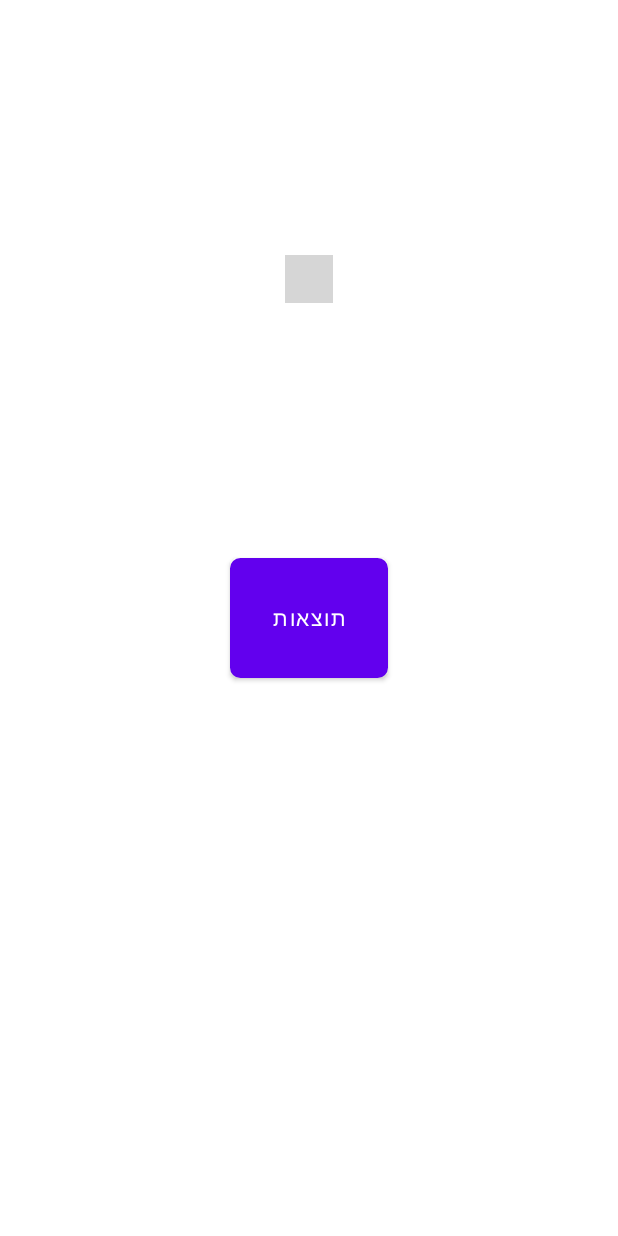
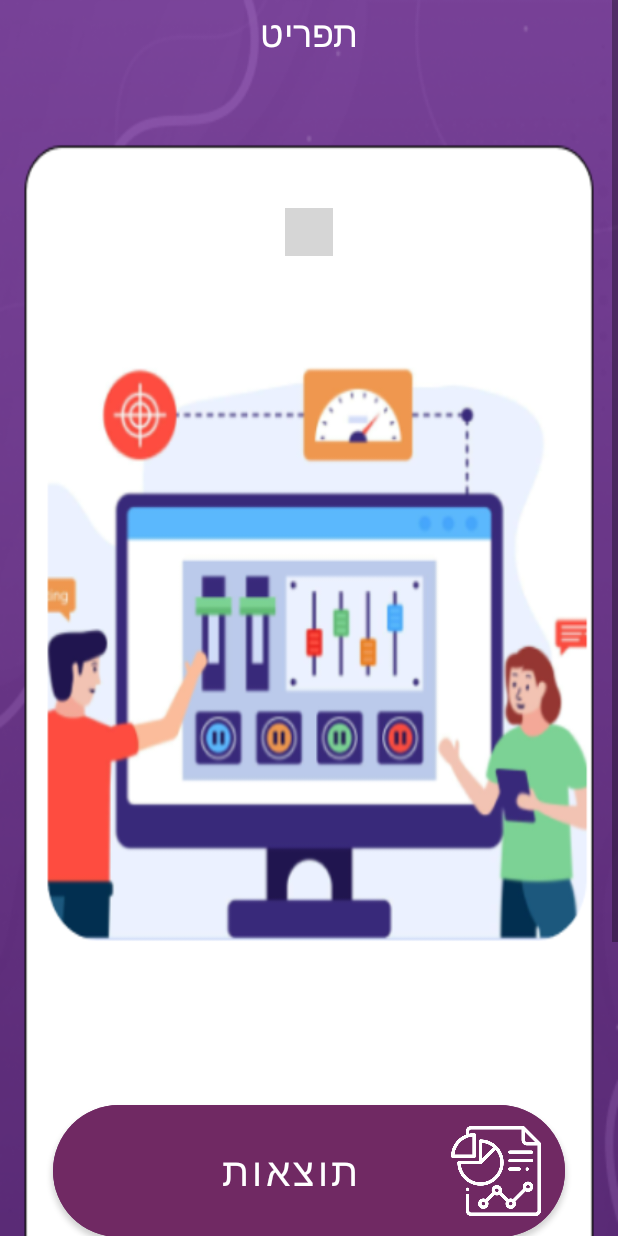
Before and after one commit to ramtzemah/FinalProject, an Android app: the ManageSection screen opened directly, with no data from a screen before it, on a phone screen of 412 x 824 dp. Run offline under Robolectric (Android 15) with nearby library versions, the phone set to English and light mode, and no system bars; libraries missing offline, so code that uses them is left out: com.tsuryo.androidcountdown; plain views replace Counter; 10 statements that could not run were skipped; grey boxes are pictures that could not be loaded.

Commit message:
admin design fixed only left to change appoint + fire admin and the results view

```diff
--- a/app/src/main/java/com/example/finalproject/Adapters/PartyAdapter.java
+++ b/app/src/main/java/com/example/finalproject/Adapters/PartyAdapter.java
@@ -47,7 +47,7 @@ public class PartyAdapter extends RecyclerView.Adapter<PartyAdapter.PartyViewHol
     public void onBindViewHolder(@NonNull PartyViewHolder holder, int position) {
         Party party = parties.get(position);
         holder.partyLogo.setImageResource(party.getLogoResourceId());
-        holder.partyLogo.setScaleType(ImageView.ScaleType.CENTER_CROP);
+        holder.partyLogo.setScaleType(ImageView.ScaleType.FIT_XY);
         holder.partyName.setText(party.getName());
         holder.partyLogo.setOnClickListener(new View.OnClickListener() {
             @Override
--- a/app/src/main/java/com/example/finalproject/AdminsLogic/ManageSection.java
+++ b/app/src/main/java/com/example/finalproject/AdminsLogic/ManageSection.java
@@ -78,10 +78,10 @@ public class ManageSection extends AppCompatActivity {
         Date currentDate = Calendar.getInstance().getTime();
         if (currentDate.before(TemporaryDB.endDesiredDate)) {
             MB_resultBtn.setEnabled(false);
-            MB_resultBtn.setBackgroundResource(R.drawable.btn_grey);
+//            MB_resultBtn.setBackgroundResource(R.drawable.btn_grey);
         } else {
             MB_resultBtn.setEnabled(true);
-            MB_resultBtn.setBackgroundResource(R.drawable.btn_regular);
+//            MB_resultBtn.setBackgroundResource(R.drawable.btn_regular);
         }
         MB_resultBtn.setOnClickListener(v -> results());
         MB_firedAdminBtn.setOnClickListener(v -> firedAdmin());
--- a/app/src/main/res/layout/activity_manage_section.xml
+++ b/app/src/main/res/layout/activity_manage_section.xml
@@ -1,11 +1,28 @@
-<?xml version="1.0" encoding="utf-8"?>
-<RelativeLayout xmlns:android="http://schemas.android.com/apk/res/android"
+<ScrollView xmlns:android="http://schemas.android.com/apk/res/android"
     xmlns:app="http://schemas.android.com/apk/res-auto"
-    xmlns:tools="http://schemas.android.com/tools"
     android:layout_width="match_parent"
     android:layout_height="match_parent"
-    tools:context=".AdminsLogic.ManageSection">
+    >
 
+    <LinearLayout
+        android:layout_width="match_parent"
+        android:layout_height="wrap_content"
+        android:orientation="vertical"
+        android:background="@drawable/admin_landing_screen">
+        <LinearLayout
+            android:layout_width="match_parent"
+            android:layout_height="wrap_content"
+            android:layout_marginTop="5dp"
+            android:gravity="center">
+
+            <TextView
+                android:layout_width="wrap_content"
+                android:layout_height="wrap_content"
+                android:text="תפריט"
+                android:textSize="24sp"
+                android:textColor="@color/white"
+                android:fontFamily="@font/font_title" />
+        </LinearLayout>
         <com.tsuryo.androidcountdown.Counter
             android:id="@+id/counter"
             android:layout_width="wrap_content"
@@ -13,50 +30,83 @@
             app:max_time_unit="HOUR"
             app:text_color="@color/colorPrimary"
             app:text_size="36dp"
-        android:layout_marginTop="170dp"
-        android:layout_centerHorizontal="true"
+            android:layout_gravity="center_horizontal"
+            android:layout_marginTop="100dp"
             app:custom_font="@font/digi" />
+
+
+    <LinearLayout
+        android:layout_width="match_parent"
+        android:layout_height="wrap_content"
+        android:orientation="vertical"
+        android:paddingTop="550dp">
+
+
 
         <com.google.android.material.button.MaterialButton
             android:id="@+id/MB_resultBtn"
-        android:layout_width="105dp"
-        android:layout_height="80dp"
-        android:layout_centerInParent="true"
-        android:layout_marginStart="70dp"
+            android:layout_width="match_parent"
+            android:layout_height="100dp"
+            android:layout_marginStart="35dp"
+            android:layout_marginEnd="35dp"
             android:layout_marginTop="10dp"
+            android:layout_marginBottom="10dp"
             android:text="תוצאות"
+            android:textSize="26dp"
+            android:fontFamily="@font/font_title"
+            app:cornerRadius="45dp"
+            app:icon="@drawable/ic_btn_results"
+            app:iconPadding="-35dp"
+            app:iconSize="60dp"
+            app:iconGravity="end"
+            app:strokeWidth="0dp"
             android:textColor="@color/white"
-        app:cornerRadius="4dp"
-        app:strokeWidth="0dp" />
+            android:backgroundTint="#702963"/>
+
 
         <com.google.android.material.button.MaterialButton
             android:id="@+id/MB_appointAdminBtn"
-        android:layout_width="105dp"
-        android:layout_height="80dp"
-        android:layout_below="@+id/MB_resultBtn"
-        android:layout_centerInParent="true"
-        android:layout_marginStart="70dp"
+            android:layout_width="match_parent"
+            android:layout_height="100dp"
+            android:layout_marginStart="35dp"
             android:layout_marginTop="10dp"
+            android:layout_marginEnd="35dp"
+            android:layout_marginBottom="10dp"
             android:text="מנה מנהל"
+            android:textSize="26dp"
+            android:fontFamily="@font/font_title"
+            android:backgroundTint="#702963"
+            app:cornerRadius="45dp"
+            app:icon="@drawable/ic_appoint_admin_btn"
+            app:iconSize="60dp"
+            app:iconGravity="end"
+            app:strokeWidth="0dp"
             android:textColor="@color/white"
-        android:visibility="invisible"
-        app:backgroundTint="#0068FF"
-        app:cornerRadius="4dp"
-        app:strokeWidth="0dp" />
+            android:visibility="invisible"/>
+
 
         <com.google.android.material.button.MaterialButton
             android:id="@+id/MB_firedAdminBtn"
-        android:layout_width="105dp"
-        android:layout_height="80dp"
-        android:layout_centerInParent="true"
-        android:layout_marginStart="70dp"
+            android:layout_width="match_parent"
+            android:layout_height="100dp"
+            android:layout_marginStart="35dp"
+            android:layout_marginEnd="35dp"
             android:layout_marginTop="10dp"
-        android:layout_below="@+id/MB_appointAdminBtn"
+            android:layout_marginBottom="10dp"
             android:text="הדח מנהל"
             android:textColor="@color/white"
-        app:backgroundTint="#0068FF"
-        app:cornerRadius="4dp"
+            android:textSize="26dp"
+            android:fontFamily="@font/font_title"
+            app:cornerRadius="45dp"
+            app:backgroundTint="#702963"
             app:strokeWidth="0dp"
-        android:visibility="invisible"/>
+            app:icon="@drawable/ic_fire_admin_btn"
+            app:iconTint="@color/white"
+            app:iconSize="60dp"
+            app:iconGravity="end"
+            android:visibility="invisible" />
 
-</RelativeLayout>
+
+    </LinearLayout>
+    </LinearLayout>
+</ScrollView>
--- a/app/src/main/res/layout/list_item_party.xml
+++ b/app/src/main/res/layout/list_item_party.xml
@@ -23,7 +23,7 @@
                 android:layout_height="match_parent"
                 android:src="@drawable/party_logo_placeholder"
 
-                android:scaleType="centerCrop"
+                android:scaleType="fitXY"
                 android:contentDescription="@string/party_logo_content_description" />
 
         </com.google.android.material.card.MaterialCardView>
--- a/app/src/main/res/layout/vote_activity.xml
+++ b/app/src/main/res/layout/vote_activity.xml
@@ -3,6 +3,8 @@
     android:layout_width="match_parent"
     android:layout_height="match_parent"
     xmlns:app="http://schemas.android.com/apk/res-auto">
+
+
 
     <LinearLayout
         android:layout_width="match_parent"
@@ -10,20 +12,36 @@
         android:orientation="vertical"
         android:background="@drawable/user_landing_screen">
 
+        <LinearLayout
+            android:layout_width="match_parent"
+            android:layout_height="wrap_content"
+            android:layout_marginTop="35dp"
+            android:gravity="center">
+
+            <TextView
+                android:layout_width="wrap_content"
+                android:layout_height="wrap_content"
+                android:text="תפריט"
+                android:textSize="24sp"
+                android:textColor="@color/white"
+                android:fontFamily="@font/font_title" />
+        </LinearLayout>
+
         <ImageView
             android:id="@+id/infoButton"
             android:layout_width="30dp"
             android:layout_height="35dp"
             android:src="@drawable/ic_info_new"
-            android:layout_margin="15dp"
+            android:layout_marginTop="-50dp"
             android:contentDescription="Info Button"
+            android:layout_marginStart="15dp"
             app:tint="@color/white" />
         <!--            android:background="@drawable/circle_background"-->
 
         <LinearLayout
             android:layout_width="match_parent"
             android:layout_height="50dp"
-            android:layout_marginTop="90dp"
+            android:layout_marginTop="60dp"
             android:layout_marginEnd="15dp"
             android:layout_marginStart="15dp">
             <com.tsuryo.androidcountdown.Counter
@@ -39,12 +57,14 @@
 
         <LinearLayout
             android:layout_width="match_parent"
-            android:layout_height="wrap_content">
+            android:layout_height="wrap_content"
+            android:layout_marginBottom="110dp"
+            >
             <TextView
                 android:id="@+id/welcome_text"
                 android:layout_width="match_parent"
                 android:layout_height="wrap_content"
-                android:textSize="22dp"
+                android:textSize="18dp"
                 android:textColor="@color/black"
                 android:layout_marginStart="20dp"
                 android:layout_marginEnd="20dp"
@@ -68,7 +88,7 @@
                 android:gravity="bottom"
                 android:orientation="vertical"
                 android:paddingTop="10dp"
-                android:layout_marginTop="300dp"
+                android:layout_marginTop="50dp"
                 android:paddingBottom="20dp">
 
                 <com.google.android.material.button.MaterialButton
@@ -79,7 +99,7 @@
                     app:cornerRadius="45dp"
                     android:layout_marginEnd="35dp"
                     android:padding="16dp"
-                    android:layout_marginTop="450dp"
+                    android:layout_marginTop="250dp"
                     android:layout_marginBottom="10dp"
                     android:text="חפש מפלגות"
                     android:textSize="26dp"
```
Also changed, not shown: app/src/main/res/drawable/admin_landing_screen.png (added), app/src/main/res/drawable/ic_appoint_admin_btn.png (added), app/src/main/res/drawable/ic_btn_results.png (added), app/src/main/res/drawable/ic_fire_admin_btn.png (added), app/src/main/res/drawable/user_landing_screen.png. Lines whose indentation alone changed are shown as unchanged.
